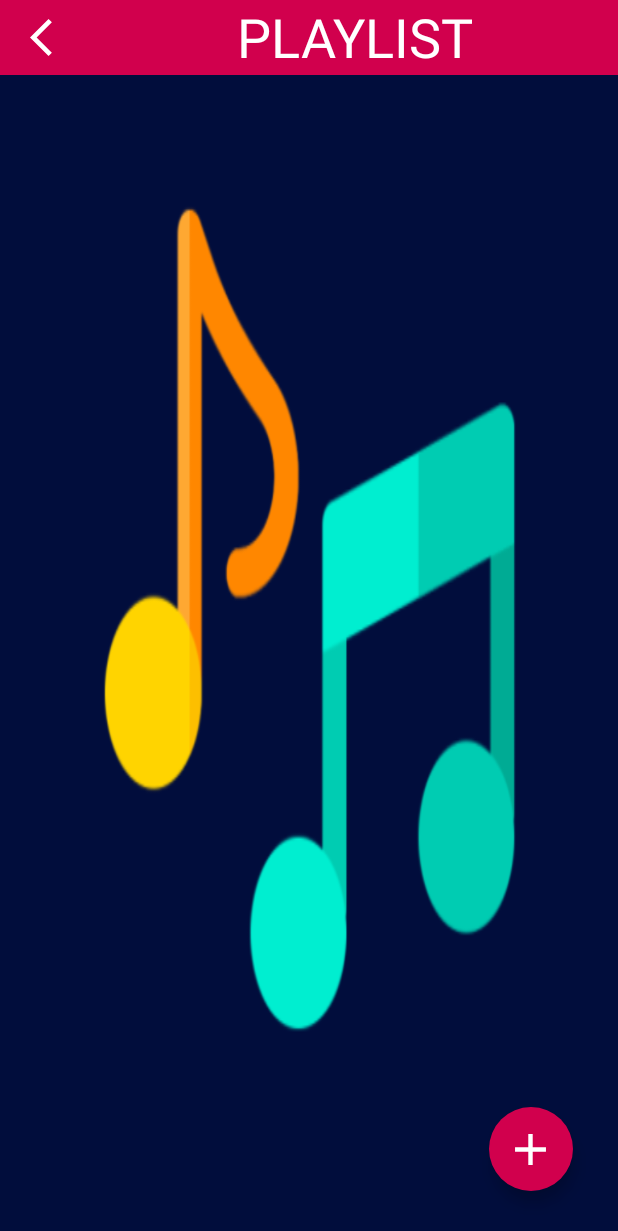
After one commit to zahraamirinezhad/Music-Player, an Android app: the playlist screen opened directly, with no data from a screen before it, on a phone screen of 412 x 824 dp. The commit adds this screen. Shown: the top 1231 px of the screen. Run offline under Robolectric (Android 15) with nearby library versions, the phone set to English and light mode, and no system bars.

Commit message:
Favorites and playlist got added

```diff
--- a/Music Player Kotlin/music player/app/src/main/AndroidManifest.xml
+++ b/Music Player Kotlin/music player/app/src/main/AndroidManifest.xml
@@ -9,6 +9,12 @@
         android:roundIcon="@mipmap/music_player_icon_round"
         android:supportsRtl="true"
         android:theme="@style/slash_screen">
+        <activity
+            android:name=".playlist"
+            android:exported="false" />
+        <activity
+            android:name=".favorite"
+            android:exported="false" />
         <activity
             android:name=".Player"
             android:exported="false" />
--- /dev/null
+++ b/Music Player Kotlin/music player/app/src/main/java/com/example/musicplayer/playlist.kt
@@ -0,0 +1,11 @@
+package com.example.musicplayer
+
+import android.os.Bundle
+import androidx.appcompat.app.AppCompatActivity
+
+class playlist : AppCompatActivity() {
+    override fun onCreate(savedInstanceState: Bundle?) {
+        super.onCreate(savedInstanceState)
+        setContentView(R.layout.activity_playlist)
+    }
+}
--- /dev/null
+++ b/Music Player Kotlin/music player/app/src/main/res/drawable/add_playlist.xml
@@ -0,0 +1,10 @@
+<vector xmlns:android="http://schemas.android.com/apk/res/android"
+    android:width="24dp"
+    android:height="24dp"
+    android:viewportWidth="24"
+    android:viewportHeight="24"
+    android:tint="?attr/colorControlNormal">
+  <path
+      android:fillColor="@android:color/white"
+      android:pathData="M19,13h-6v6h-2v-6H5v-2h6V5h2v6h6v2z"/>
+</vector>
--- /dev/null
+++ b/Music Player Kotlin/music player/app/src/main/res/layout/activity_playlist.xml
@@ -0,0 +1,49 @@
+<?xml version="1.0" encoding="utf-8"?>
+<androidx.constraintlayout.widget.ConstraintLayout xmlns:android="http://schemas.android.com/apk/res/android"
+    xmlns:app="http://schemas.android.com/apk/res-auto"
+    xmlns:tools="http://schemas.android.com/tools"
+    android:layout_width="match_parent"
+    android:layout_height="match_parent"
+    tools:context=".playlist">
+
+    <LinearLayout
+        android:layout_width="match_parent"
+        android:layout_height="wrap_content"
+        android:orientation="horizontal"
+        android:background="@color/light_purple"
+        app:layout_constraintEnd_toEndOf="parent"
+        app:layout_constraintStart_toStartOf="parent"
+        app:layout_constraintTop_toTopOf="parent">
+
+        <ImageButton
+            android:layout_width="wrap_content"
+            android:layout_height="wrap_content"
+            android:backgroundTint="@android:color/transparent"
+            android:contentDescription="@string/back"
+            android:paddingLeft="20dp"
+            android:src="@drawable/former_music"
+            app:tint="@color/white" />
+
+        <TextView
+            android:layout_width="match_parent"
+            android:layout_height="wrap_content"
+            android:text="@string/playlist"
+            android:gravity="center"
+            android:textSize="36sp"
+            android:textColor="@color/white"/>
+    </LinearLayout>
+
+    <com.google.android.material.floatingactionbutton.ExtendedFloatingActionButton
+        android:layout_width="wrap_content"
+        android:layout_height="wrap_content"
+        android:layout_marginEnd="30dp"
+        android:layout_marginBottom="30dp"
+        app:backgroundTint="@color/light_purple"
+        app:icon="@drawable/add_playlist"
+        app:iconSize="35dp"
+        app:iconTint="@color/white"
+        app:layout_constraintBottom_toBottomOf="parent"
+        app:layout_constraintEnd_toEndOf="parent"
+        tools:ignore="SpeakableTextPresentCheck" />
+
+</androidx.constraintlayout.widget.ConstraintLayout>
--- a/Music Player Kotlin/music player/app/src/main/res/values/strings.xml
+++ b/Music Player Kotlin/music player/app/src/main/res/values/strings.xml
@@ -12,4 +12,5 @@
     <string name="share">SHARE</string>
     <string name="repeat">REPEAT</string>
     <string name="equalizer">EQUALIZER</string>
+    <string name="playlist">PLAYLIST</string>
 </resources>
```
Also changed, not shown: Music Player Kotlin/music player/app/src/main/java/com/example/musicplayer/favorite.kt (added, +11 -0 lines), Music Player Kotlin/music player/app/src/main/res/layout/activity_favorite.xml (added, +48 -0 lines).
